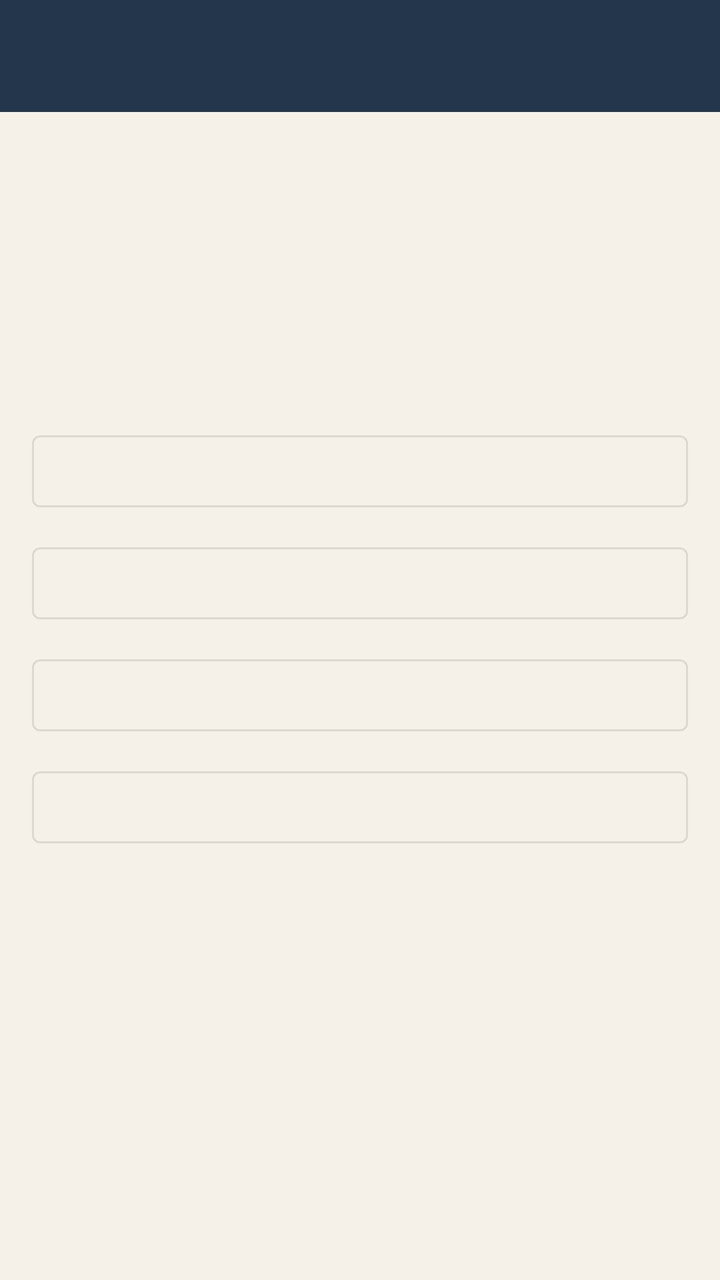
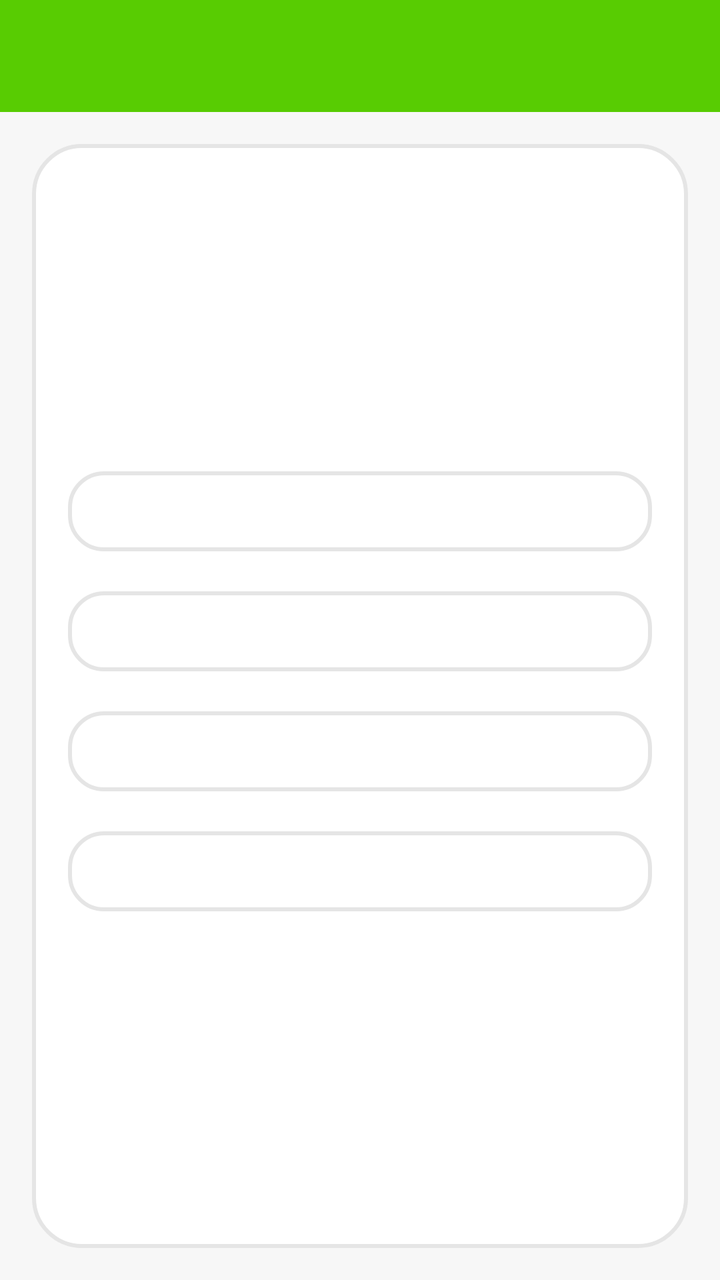

An Android layout rendered at two revisions. The XML below is the earlier revision; the diff shows what the commit changed to produce the second picture.
<!-- AndroidManifest.xml: application theme Theme.NihongoBeginner -->
<!-- res/layout/activity_number_game.xml -->
<?xml version="1.0" encoding="utf-8"?>
<LinearLayout xmlns:android="http://schemas.android.com/apk/res/android"
    xmlns:app="http://schemas.android.com/apk/res-auto"
    xmlns:tools="http://schemas.android.com/tools"
    android:layout_width="match_parent"
    android:layout_height="match_parent"
    android:background="@color/surface"
    android:orientation="vertical">

    <com.google.android.material.appbar.MaterialToolbar
        android:id="@+id/toolbar"
        android:layout_width="match_parent"
        android:layout_height="?actionBarSize"
        android:background="@color/colorPrimary"
        app:titleTextColor="@android:color/white" />

    <LinearLayout
        android:layout_width="match_parent"
        android:layout_height="0dp"
        android:layout_weight="1"
        android:orientation="vertical"
        android:padding="16dp">

        <TextView
            android:id="@+id/tvNumScore"
            android:layout_width="match_parent"
            android:layout_height="wrap_content"
            android:gravity="center"
            android:layout_marginBottom="8dp"
            android:textColor="@color/colorPrimary"
            android:textSize="16sp"
            android:textStyle="bold" />

        <TextView
            android:id="@+id/tvNumQuestion"
            android:layout_width="match_parent"
            android:layout_height="wrap_content"
            android:gravity="center"
            android:layout_marginBottom="8dp"
            android:textSize="16sp" />

        <TextView
            android:id="@+id/tvNumDisplay"
            android:layout_width="match_parent"
            android:layout_height="wrap_content"
            android:gravity="center"
            android:layout_marginBottom="16dp"
            android:textColor="@color/colorPrimary"
            android:textSize="48sp"
            android:textStyle="bold" />

        <Button
            android:id="@+id/btnNumOpt0"
            style="@style/Widget.MaterialComponents.Button.OutlinedButton"
            android:layout_width="match_parent"
            android:layout_height="wrap_content"
            android:layout_marginBottom="8dp" />

        <Button
            android:id="@+id/btnNumOpt1"
            style="@style/Widget.MaterialComponents.Button.OutlinedButton"
            android:layout_width="match_parent"
            android:layout_height="wrap_content"
            android:layout_marginBottom="8dp" />

        <Button
            android:id="@+id/btnNumOpt2"
            style="@style/Widget.MaterialComponents.Button.OutlinedButton"
            android:layout_width="match_parent"
            android:layout_height="wrap_content"
            android:layout_marginBottom="8dp" />

        <Button
            android:id="@+id/btnNumOpt3"
            style="@style/Widget.MaterialComponents.Button.OutlinedButton"
            android:layout_width="match_parent"
            android:layout_height="wrap_content"
            android:layout_marginBottom="8dp" />

        <TextView
            android:id="@+id/tvNumFeedback"
            android:layout_width="match_parent"
            android:layout_height="wrap_content"
            android:gravity="center"
            android:layout_marginTop="8dp"
            android:textSize="14sp"
            android:visibility="gone" />

    </LinearLayout>

    <LinearLayout
        android:id="@+id/layoutNumResult"
        android:layout_width="match_parent"
        android:layout_height="match_parent"
        android:gravity="center"
        android:orientation="vertical"
        android:padding="32dp"
        android:visibility="gone">

        <TextView
            android:id="@+id/tvNumFinalScore"
            android:layout_width="match_parent"
            android:layout_height="wrap_content"
            android:gravity="center"
            android:layout_marginBottom="16dp"
            android:textColor="@color/colorPrimary"
            android:textSize="32sp"
            android:textStyle="bold" />

        <Button
            android:id="@+id/btnNumReplay"
            android:layout_width="match_parent"
            android:layout_height="wrap_content"
            android:layout_marginBottom="8dp"
            android:text="שחק שוב" />

        <Button
            android:id="@+id/btnNumBack"
            style="@style/Widget.MaterialComponents.Button.OutlinedButton"
            android:layout_width="match_parent"
            android:layout_height="wrap_content"
            android:text="חזור לשיעור" />

    </LinearLayout>

</LinearLayout>
<!-- resources referenced by this layout -->
<resources>
  <color name="colorPrimary">#24364B</color>
  <color name="surface">#F6F1E8</color>
  <style name="Theme.NihongoBeginner" parent="Theme.MaterialComponents.DayNight.DarkActionBar">
          <item name="colorPrimary">@color/colorPrimary</item>
          <item name="colorPrimaryVariant">@color/colorPrimaryVariant</item>
          <item name="colorOnPrimary">@color/colorOnPrimary</item>
          <item name="colorSecondary">@color/colorSecondary</item>
          <item name="colorOnSecondary">@color/colorOnSecondary</item>
          <item name="android:colorBackground">@color/background</item>
          <item name="colorSurface">@color/surface</item>
          <item name="colorOnSurface">@color/onSurface</item>
          <item name="materialButtonStyle">@style/App.Button</item>
          <item name="windowActionBar">false</item>
          <item name="windowNoTitle">true</item>
          <item name="android:windowSoftInputMode">adjustResize</item>
      </style>
  <color name="colorPrimaryVariant">#304B64</color>
  <color name="colorOnPrimary">#FFFFFF</color>
  <color name="colorSecondary">#E76F51</color>
  <color name="colorOnSecondary">#FFFFFF</color>
  <color name="background">#F6F1E8</color>
  <color name="onSurface">#1F2933</color>
  <style name="App.Button" parent="Widget.MaterialComponents.Button">
          <item name="cornerRadius">16dp</item>
          <item name="android:minHeight">52dp</item>
          <item name="android:textAllCaps">false</item>
          <item name="backgroundTint">@color/colorSecondary</item>
      </style>
</resources>

<!-- the commit's change to res/layout/activity_number_game.xml (unified diff, before → after) -->
@@ -18,8 +18,10 @@
         android:layout_width="match_parent"
         android:layout_height="0dp"
         android:layout_weight="1"
+        android:layout_margin="16dp"
+        android:background="@drawable/bg_white_round"
         android:orientation="vertical"
-        android:padding="16dp">
+        android:padding="18dp">
 
         <TextView
             android:id="@+id/tvNumScore"
@@ -27,7 +29,7 @@
             android:layout_height="wrap_content"
             android:gravity="center"
             android:layout_marginBottom="8dp"
-            android:textColor="@color/colorPrimary"
+            android:textColor="@color/colorPrimaryDark"
             android:textSize="16sp"
             android:textStyle="bold" />
 
@@ -37,6 +39,7 @@
             android:layout_height="wrap_content"
             android:gravity="center"
             android:layout_marginBottom="8dp"
+            android:textColor="@color/onSurfaceMuted"
             android:textSize="16sp" />
 
         <TextView
@@ -45,34 +48,34 @@
             android:layout_height="wrap_content"
             android:gravity="center"
             android:layout_marginBottom="16dp"
-            android:textColor="@color/colorPrimary"
+            android:textColor="@color/onSurface"
             android:textSize="48sp"
             android:textStyle="bold" />
 
         <Button
             android:id="@+id/btnNumOpt0"
-            style="@style/Widget.MaterialComponents.Button.OutlinedButton"
+            style="@style/App.Button.Outlined"
             android:layout_width="match_parent"
             android:layout_height="wrap_content"
             android:layout_marginBottom="8dp" />
 
         <Button
             android:id="@+id/btnNumOpt1"
-            style="@style/Widget.MaterialComponents.Button.OutlinedButton"
+            style="@style/App.Button.Outlined"
             android:layout_width="match_parent"
             android:layout_height="wrap_content"
             android:layout_marginBottom="8dp" />
 
         <Button
             android:id="@+id/btnNumOpt2"
-            style="@style/Widget.MaterialComponents.Button.OutlinedButton"
+            style="@style/App.Button.Outlined"
             android:layout_width="match_parent"
             android:layout_height="wrap_content"
             android:layout_marginBottom="8dp" />
 
         <Button
             android:id="@+id/btnNumOpt3"
-            style="@style/Widget.MaterialComponents.Button.OutlinedButton"
+            style="@style/App.Button.Outlined"
             android:layout_width="match_parent"
             android:layout_height="wrap_content"
             android:layout_marginBottom="8dp" />
@@ -116,7 +119,7 @@
 
         <Button
             android:id="@+id/btnNumBack"
-            style="@style/Widget.MaterialComponents.Button.OutlinedButton"
+            style="@style/App.Button.Outlined"
             android:layout_width="match_parent"
             android:layout_height="wrap_content"
             android:text="חזור לשיעור" />
<!-- resource entries referenced after the edit -->
@@ -1,7 +1,27 @@
 <!-- resources referenced by this layout -->
 <resources>
-  <color name="colorPrimary">#24364B</color>
-  <color name="surface">#F6F1E8</color>
+  <color name="colorPrimary">#58CC02</color>
+  <color name="colorPrimaryDark">#46A302</color>
+  <color name="surface">#F7F7F7</color>
+  <!-- drawable bg_white_round (drawable) -->
+  <?xml version="1.0" encoding="utf-8"?>
+  <shape xmlns:android="http://schemas.android.com/apk/res/android">
+      <solid android:color="@color/white" />
+      <stroke
+          android:width="2dp"
+          android:color="@color/dividerSoft" />
+      <corners android:radius="24dp" />
+  </shape>
+  <style name="App.Button.Outlined" parent="Widget.MaterialComponents.Button.OutlinedButton">
+          <item name="cornerRadius">18dp</item>
+          <item name="android:minHeight">52dp</item>
+          <item name="android:textAllCaps">false</item>
+          <item name="android:textStyle">bold</item>
+          <item name="strokeColor">@color/dividerSoft</item>
+          <item name="strokeWidth">2dp</item>
+          <item name="backgroundTint">@color/white</item>
+          <item name="android:textColor">@color/onSurface</item>
+      </style>
   <style name="Theme.NihongoBeginner" parent="Theme.MaterialComponents.DayNight.DarkActionBar">
           <item name="colorPrimary">@color/colorPrimary</item>
           <item name="colorPrimaryVariant">@color/colorPrimaryVariant</item>
@@ -16,17 +36,22 @@
           <item name="windowNoTitle">true</item>
           <item name="android:windowSoftInputMode">adjustResize</item>
       </style>
-  <color name="colorPrimaryVariant">#304B64</color>
+  <color name="white">#FFFFFF</color>
+  <color name="dividerSoft">#E5E5E5</color>
+  <color name="colorPrimaryVariant">#89E219</color>
   <color name="colorOnPrimary">#FFFFFF</color>
-  <color name="colorSecondary">#E76F51</color>
+  <color name="colorSecondary">#1CB0F6</color>
   <color name="colorOnSecondary">#FFFFFF</color>
-  <color name="background">#F6F1E8</color>
-  <color name="onSurface">#1F2933</color>
+  <color name="background">#F7F7F7</color>
+  <color name="onSurface">#3C3C3C</color>
+  <color name="onSurfaceMuted">#777777</color>
   <style name="App.Button" parent="Widget.MaterialComponents.Button">
-          <item name="cornerRadius">16dp</item>
+          <item name="cornerRadius">18dp</item>
           <item name="android:minHeight">52dp</item>
           <item name="android:textAllCaps">false</item>
-          <item name="backgroundTint">@color/colorSecondary</item>
+          <item name="android:textStyle">bold</item>
+          <item name="backgroundTint">@color/colorPrimary</item>
+          <item name="android:textColor">@color/white</item>
       </style>
 </resources>
 
